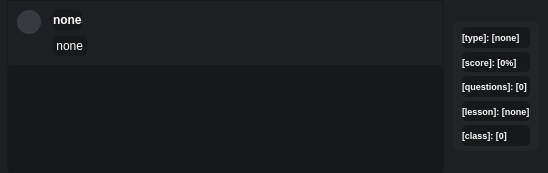
Before: the Qt Designer form GUI_sr_item.ui in 69BooM96/Test-Finder, drawn with Qt 5.
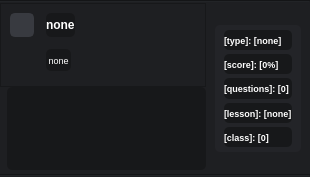
After: the same form once the commit is applied. Icons and pictures are not drawn.

```diff
--- a/GUI_sr_item.ui
+++ b/GUI_sr_item.ui
@@ -6,8 +6,8 @@
    <rect>
     <x>0</x>
     <y>0</y>
-    <width>548</width>
-    <height>173</height>
+    <width>310</width>
+    <height>177</height>
    </rect>
   </property>
   <property name="windowTitle">
@@ -27,7 +27,7 @@
   </property>
   <layout class="QGridLayout" name="gridLayout_6">
    <property name="leftMargin">
-    <number>7</number>
+    <number>0</number>
    </property>
    <property name="topMargin">
     <number>0</number>
@@ -41,7 +41,200 @@
    <property name="spacing">
     <number>0</number>
    </property>
-   <item row="0" column="0">
+   <item row="1" column="1" rowspan="3">
+    <widget class="QFrame" name="frame_5">
+     <property name="frameShape">
+      <enum>QFrame::NoFrame</enum>
+     </property>
+     <property name="frameShadow">
+      <enum>QFrame::Raised</enum>
+     </property>
+     <layout class="QGridLayout" name="gridLayout">
+      <property name="topMargin">
+       <number>22</number>
+      </property>
+      <property name="bottomMargin">
+       <number>22</number>
+      </property>
+      <item row="0" column="0">
+       <widget class="QFrame" name="frame_2">
+        <property name="minimumSize">
+         <size>
+          <width>0</width>
+          <height>127</height>
+         </size>
+        </property>
+        <property name="styleSheet">
+         <string notr="true">QWidget {
+	background-color: rgb(35, 36, 40);
+	border-radius: 5px;
+}
+
+QLabel {
+	color: rgb(255, 255, 255);
+	background-color: rgb(23, 24, 26);
+	border-radius: 5px;
+}</string>
+        </property>
+        <property name="frameShape">
+         <enum>QFrame::NoFrame</enum>
+        </property>
+        <property name="frameShadow">
+         <enum>QFrame::Raised</enum>
+        </property>
+        <layout class="QGridLayout" name="gridLayout_3">
+         <property name="leftMargin">
+          <number>9</number>
+         </property>
+         <property name="topMargin">
+          <number>5</number>
+         </property>
+         <property name="bottomMargin">
+          <number>5</number>
+         </property>
+         <property name="horizontalSpacing">
+          <number>0</number>
+         </property>
+         <property name="verticalSpacing">
+          <number>4</number>
+         </property>
+         <item row="2" column="0">
+          <widget class="QLabel" name="label_5">
+           <property name="minimumSize">
+            <size>
+             <width>0</width>
+             <height>0</height>
+            </size>
+           </property>
+           <property name="font">
+            <font>
+             <pointsize>7</pointsize>
+             <weight>75</weight>
+             <bold>true</bold>
+            </font>
+           </property>
+           <property name="text">
+            <string>[questions]: [0]</string>
+           </property>
+           <property name="margin">
+            <number>4</number>
+           </property>
+           <property name="indent">
+            <number>0</number>
+           </property>
+          </widget>
+         </item>
+         <item row="3" column="0">
+          <widget class="QLabel" name="label_6">
+           <property name="minimumSize">
+            <size>
+             <width>0</width>
+             <height>0</height>
+            </size>
+           </property>
+           <property name="font">
+            <font>
+             <pointsize>7</pointsize>
+             <weight>75</weight>
+             <bold>true</bold>
+            </font>
+           </property>
+           <property name="text">
+            <string>[lesson]: [none]</string>
+           </property>
+           <property name="margin">
+            <number>4</number>
+           </property>
+           <property name="indent">
+            <number>0</number>
+           </property>
+          </widget>
+         </item>
+         <item row="1" column="0">
+          <widget class="QLabel" name="label_4">
+           <property name="minimumSize">
+            <size>
+             <width>0</width>
+             <height>0</height>
+            </size>
+           </property>
+           <property name="font">
+            <font>
+             <pointsize>7</pointsize>
+             <weight>75</weight>
+             <bold>true</bold>
+            </font>
+           </property>
+           <property name="text">
+            <string>[score]: [0%]</string>
+           </property>
+           <property name="margin">
+            <number>4</number>
+           </property>
+           <property name="indent">
+            <number>0</number>
+           </property>
+          </widget>
+         </item>
+         <item row="4" column="0">
+          <widget class="QLabel" name="label_3">
+           <property name="minimumSize">
+            <size>
+             <width>0</width>
+             <height>0</height>
+            </size>
+           </property>
+           <property name="font">
+            <font>
+             <pointsize>7</pointsize>
+             <weight>75</weight>
+             <bold>true</bold>
+            </font>
+           </property>
+           <property name="text">
+            <string>[class]: [0]</string>
+           </property>
+           <property name="margin">
+            <number>4</number>
+           </property>
+           <property name="indent">
+            <number>0</number>
+           </property>
+          </widget>
+         </item>
+         <item row="0" column="0">
+          <widget class="QLabel" name="label_7">
+           <property name="minimumSize">
+            <size>
+             <width>0</width>
+             <height>0</height>
+            </size>
+           </property>
+           <property name="font">
+            <font>
+             <pointsize>7</pointsize>
+             <weight>75</weight>
+             <bold>true</bold>
+            </font>
+           </property>
+           <property name="text">
+            <string>[type]: [none]</string>
+           </property>
+           <property name="margin">
+            <number>4</number>
+           </property>
+           <property name="indent">
+            <number>0</number>
+           </property>
+          </widget>
+         </item>
+        </layout>
+       </widget>
+      </item>
+     </layout>
+    </widget>
+   </item>
+   <item row="1" column="0">
     <widget class="QFrame" name="frame">
      <property name="frameShape">
       <enum>QFrame::StyledPanel</enum>
@@ -96,8 +289,9 @@
            </property>
            <property name="styleSheet">
             <string notr="true">QPushButton {
-	border-radius: 12px;
+	border-radius: 5px;
 	background-color: rgb(56, 58, 64);
+	border: 2px solid rgb(56, 58, 64);
 }
 
 QPushButton:hover {
@@ -137,6 +331,18 @@
       </item>
       <item row="0" column="1">
        <widget class="QLabel" name="label">
+        <property name="sizePolicy">
+         <sizepolicy hsizetype="Preferred" vsizetype="Fixed">
+          <horstretch>0</horstretch>
+          <verstretch>0</verstretch>
+         </sizepolicy>
+        </property>
+        <property name="minimumSize">
+         <size>
+          <width>0</width>
+          <height>24</height>
+         </size>
+        </property>
         <property name="font">
          <font>
           <weight>75</weight>
@@ -146,6 +352,9 @@
         <property name="text">
          <string>none</string>
         </property>
+        <property name="alignment">
+         <set>Qt::AlignLeading|Qt::AlignLeft|Qt::AlignVCenter</set>
+        </property>
         <property name="margin">
          <number>4</number>
         </property>
@@ -162,7 +371,7 @@
         <property name="sizeHint" stdset="0">
          <size>
           <width>40</width>
-          <height>20</height>
+          <height>12</height>
          </size>
         </property>
        </spacer>
@@ -193,11 +402,31 @@
          </property>
          <item row="0" column="0">
           <widget class="QLabel" name="label_2">
+           <property name="sizePolicy">
+            <sizepolicy hsizetype="Preferred" vsizetype="Fixed">
+             <horstretch>0</horstretch>
+             <verstretch>0</verstretch>
+            </sizepolicy>
+           </property>
+           <property name="minimumSize">
+            <size>
+             <width>0</width>
+             <height>22</height>
+            </size>
+           </property>
+           <property name="font">
+            <font>
+             <pointsize>7</pointsize>
+            </font>
+           </property>
            <property name="text">
             <string> none </string>
            </property>
+           <property name="alignment">
+            <set>Qt::AlignLeading|Qt::AlignLeft|Qt::AlignVCenter</set>
+           </property>
            <property name="margin">
-            <number>3</number>
+            <number>0</number>
            </property>
            <property name="indent">
             <number>0</number>
@@ -212,7 +441,7 @@
            <property name="sizeHint" stdset="0">
             <size>
              <width>40</width>
-             <height>20</height>
+             <height>14</height>
             </size>
            </property>
           </spacer>
@@ -223,36 +452,121 @@
      </layout>
     </widget>
    </item>
-   <item row="0" column="1" rowspan="2">
-    <widget class="QFrame" name="frame_5">
+   <item row="2" column="0" rowspan="2">
+    <widget class="QFrame" name="frame_6">
      <property name="frameShape">
       <enum>QFrame::NoFrame</enum>
      </property>
      <property name="frameShadow">
       <enum>QFrame::Raised</enum>
      </property>
-     <layout class="QGridLayout" name="gridLayout">
+     <layout class="QGridLayout" name="gridLayout_7">
+      <property name="leftMargin">
+       <number>7</number>
+      </property>
       <property name="topMargin">
-       <number>22</number>
+       <number>0</number>
+      </property>
+      <property name="rightMargin">
+       <number>0</number>
       </property>
       <property name="bottomMargin">
-       <number>22</number>
+       <number>4</number>
+      </property>
+      <property name="spacing">
+       <number>0</number>
       </property>
       <item row="0" column="0">
-       <widget class="QFrame" name="frame_2">
-        <property name="minimumSize">
-         <size>
-          <width>0</width>
-          <height>127</height>
-         </size>
+       <widget class="QTextBrowser" name="textBrowser">
+        <property name="font">
+         <font>
+          <pointsize>7</pointsize>
+         </font>
         </property>
         <property name="styleSheet">
-         <string notr="true">QWidget {
-	background-color: rgb(35, 36, 40);
-	border-radius: 5px;
+         <string notr="true">/* VERTICAL SCROLLBAR */
+ QScrollBar:vertical {
+	border: none;
+    background-color: rgb(30, 31, 34);
+    width: 7px;
+	border-radius: 0px;
+ }
+
+/*  HANDLE BAR VERTICAL */
+QScrollBar::handle:vertical {	
+	background-color: rgb(43, 45, 49);
+	min-height: 2px;
+	border-radius: 2px;
+	margin-right: 1px;
+    margin-left: 1px;
 }
 
-QLabel {
+/* horizontal SCROLLBAR */
+ QScrollBar:horizontal {
+	border: none;
+    background-color: rgb(30, 31, 34);
+    height: 10px;
+	border-radius: 0px;
+ }
+
+/*  HANDLE BAR horizontal */
+QScrollBar::handle:horizontal {	
+	background-color: rgb(43, 45, 49);
+	min-width: 7px;
+	border-radius: 2px;
+	margin-top: 1px;
+    margin-bottom: 4px;
+}
+QScrollBar::handle:horizontal:hover{	
+	background-color: rgb(63, 65, 69);
+}
+QScrollBar::handle:horizontal:pressed {	
+	background-color: rgb(53, 55, 59);
+}
+
+/* BTN TOP - SCROLLBAR */
+QScrollBar::sub-line {
+	border: none;
+	background-color: none;
+	height: none;
+	border-top-left-radius: none;
+	border-top-right-radius: none;
+	subcontrol-position: none;
+	subcontrol-origin: none;
+}
+QScrollBar::sub-line:hover {	
+	background-color: none;
+}
+QScrollBar::sub-line:pressed {	
+	background-color: none;
+}
+
+/* BTN BOTTOM - SCROLLBAR */
+QScrollBar::add-line {
+	border: none;
+	background-color: none;
+	height: none;
+	border-bottom-left-radius: none;
+	border-bottom-right-radius: none;
+	subcontrol-position: none;
+	subcontrol-origin: none;
+}
+QScrollBar::add-line:hover {	
+	background-color: none;
+}
+QScrollBar::add-line:pressed {	
+	background-color: none;
+}
+
+/* RESET ARROW */
+QScrollBar::up-arrow, QScrollBar::down-arrow {
+	background: none;
+}
+QScrollBar::add-page, QScrollBar::sub-page {
+	background: none;
+}
+
+QTextBrowser {
 	color: rgb(255, 255, 255);
 	background-color: rgb(23, 24, 26);
 	border-radius: 5px;
@@ -261,170 +575,32 @@
         <property name="frameShape">
          <enum>QFrame::NoFrame</enum>
         </property>
-        <property name="frameShadow">
-         <enum>QFrame::Raised</enum>
+        <property name="html">
+         <string>&lt;!DOCTYPE HTML PUBLIC &quot;-//W3C//DTD HTML 4.0//EN&quot; &quot;http://www.w3.org/TR/REC-html40/strict.dtd&quot;&gt;
+&lt;html&gt;&lt;head&gt;&lt;meta name=&quot;qrichtext&quot; content=&quot;1&quot; /&gt;&lt;style type=&quot;text/css&quot;&gt;
+p, li { white-space: pre-wrap; }
+&lt;/style&gt;&lt;/head&gt;&lt;body style=&quot; font-family:'MS Shell Dlg 2'; font-size:7pt; font-weight:400; font-style:normal;&quot;&gt;
+&lt;p style=&quot;-qt-paragraph-type:empty; margin-top:0px; margin-bottom:0px; margin-left:0px; margin-right:0px; -qt-block-indent:0; text-indent:0px;&quot;&gt;&lt;br /&gt;&lt;/p&gt;&lt;/body&gt;&lt;/html&gt;</string>
         </property>
-        <layout class="QGridLayout" name="gridLayout_3">
-         <property name="leftMargin">
-          <number>9</number>
-         </property>
-         <property name="topMargin">
-          <number>5</number>
-         </property>
-         <property name="bottomMargin">
-          <number>5</number>
-         </property>
-         <property name="horizontalSpacing">
-          <number>0</number>
-         </property>
-         <property name="verticalSpacing">
-          <number>4</number>
-         </property>
-         <item row="2" column="0">
-          <widget class="QLabel" name="label_5">
-           <property name="minimumSize">
-            <size>
-             <width>0</width>
-             <height>0</height>
-            </size>
-           </property>
-           <property name="font">
-            <font>
-             <pointsize>7</pointsize>
-             <weight>75</weight>
-             <bold>true</bold>
-            </font>
-           </property>
-           <property name="text">
-            <string>[questions]: [0]</string>
-           </property>
-           <property name="margin">
-            <number>4</number>
-           </property>
-           <property name="indent">
-            <number>0</number>
-           </property>
-          </widget>
-         </item>
-         <item row="3" column="0">
-          <widget class="QLabel" name="label_6">
-           <property name="minimumSize">
-            <size>
-             <width>0</width>
-             <height>0</height>
-            </size>
-           </property>
-           <property name="font">
-            <font>
-             <pointsize>7</pointsize>
-             <weight>75</weight>
-             <bold>true</bold>
-            </font>
-           </property>
-           <property name="text">
-            <string>[lesson]: [none]</string>
-           </property>
-           <property name="margin">
-            <number>4</number>
-           </property>
-           <property name="indent">
-            <number>0</number>
-           </property>
-          </widget>
-         </item>
-         <item row="1" column="0">
-          <widget class="QLabel" name="label_4">
-           <property name="minimumSize">
-            <size>
-             <width>0</width>
-             <height>0</height>
-            </size>
-           </property>
-           <property name="font">
-            <font>
-             <pointsize>7</pointsize>
-             <weight>75</weight>
-             <bold>true</bold>
-            </font>
-           </property>
-           <property name="text">
-            <string>[score]: [0%]</string>
-           </property>
-           <property name="margin">
-            <number>4</number>
-           </property>
-           <property name="indent">
-            <number>0</number>
-           </property>
-          </widget>
-         </item>
-         <item row="4" column="0">
-          <widget class="QLabel" name="label_3">
-           <property name="minimumSize">
-            <size>
-             <width>0</width>
-             <height>0</height>
-            </size>
-           </property>
-           <property name="font">
-            <font>
-             <pointsize>7</pointsize>
-             <weight>75</weight>
-             <bold>true</bold>
-            </font>
-           </property>
-           <property name="text">
-            <string>[class]: [0]</string>
-           </property>
-           <property name="margin">
-            <number>4</number>
-           </property>
-           <property name="indent">
-            <number>0</number>
-           </property>
-          </widget>
-         </item>
-         <item row="0" column="0">
-          <widget class="QLabel" name="label_7">
-           <property name="minimumSize">
-            <size>
-             <width>0</width>
-             <height>0</height>
-            </size>
-           </property>
-           <property name="font">
-            <font>
-             <pointsize>7</pointsize>
-             <weight>75</weight>
-             <bold>true</bold>
-            </font>
-           </property>
-           <property name="text">
-            <string>[type]: [none]</string>
-           </property>
-           <property name="margin">
-            <number>4</number>
-           </property>
-           <property name="indent">
-            <number>0</number>
-           </property>
-          </widget>
-         </item>
-        </layout>
+        <property name="textInteractionFlags">
+         <set>Qt::NoTextInteraction</set>
+        </property>
        </widget>
       </item>
      </layout>
     </widget>
    </item>
-   <item row="1" column="0">
-    <widget class="QTextBrowser" name="textBrowser">
-     <property name="styleSheet">
-      <string notr="true">color: rgb(255, 255, 255);
-background-color: rgb(23, 24, 26);
-border-radius: 5px;</string>
+   <item row="4" column="0" colspan="2">
+    <widget class="Line" name="line">
+     <property name="orientation">
+      <enum>Qt::Horizontal</enum>
      </property>
-     <property name="frameShape">
-      <enum>QFrame::NoFrame</enum>
+    </widget>
+   </item>
+   <item row="0" column="0" colspan="2">
+    <widget class="Line" name="line_2">
+     <property name="orientation">
+      <enum>Qt::Horizontal</enum>
      </property>
     </widget>
    </item>
```
Left out of the diff: 32 changed lines with no effect on the pictures.
